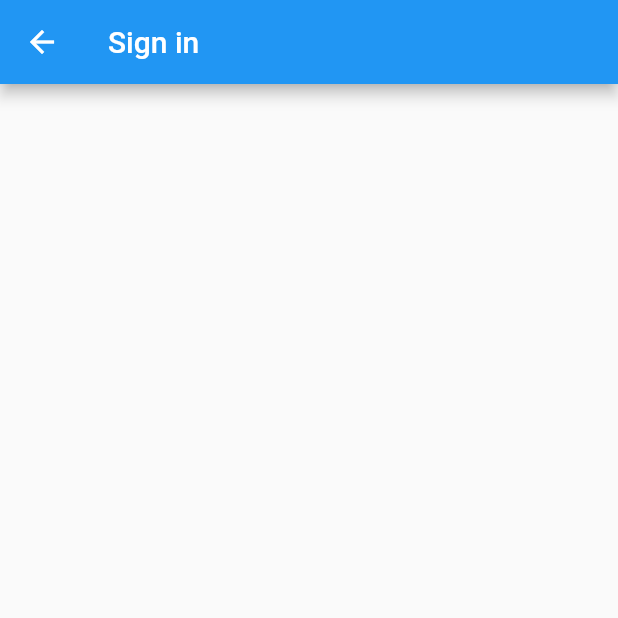
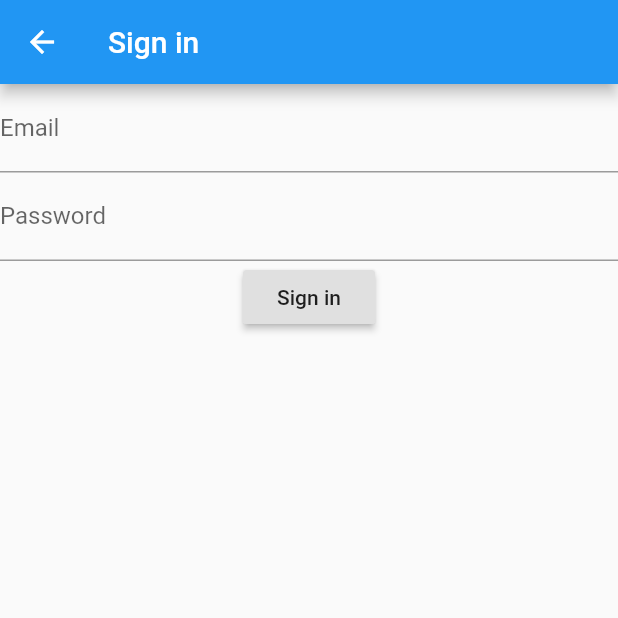
Before and after one commit to ahmedmeshref/firebase-auth, a Flutter app: the LoginPage screen opened directly, on a phone screen of 412 x 824 dp, the top half of it. Run offline on Flutter 3.47's test engine with Material 2 defaults, Android fonts, the light colour scheme and no system bars; our stand-ins replace cloud_firestore, firebase_auth; accounts and stored records are empty.

Commit message:
build sign in form

```diff
--- a/lib/setup/logIn.dart
+++ b/lib/setup/logIn.dart
@@ -8,12 +8,47 @@ class LoginPage extends StatefulWidget {
 }
 
 class _LoginPageState extends State<LoginPage> {
+  String _email, _password;
+  final _formKey = GlobalKey<FormState>();
+
   @override
   Widget build(BuildContext context) {
     return Scaffold(
       appBar: AppBar(
         title: Text('Sign in'),
       ),
+      body: Form(
+        key: _formKey,
+        child: Column(
+          children: [
+            TextFormField(
+              validator: (value) {
+                if (value == null || value.isEmpty) {
+                  return 'Please enter some text';
+                }
+                return null;
+              },
+              onSaved: (input) => _email = input,
+              decoration: InputDecoration(labelText: 'Email'),
+            ),
+            TextFormField(
+              validator: (value) {
+                if (value.length < 6) {
+                  return 'Password should contain at least 6 chars';
+                }
+                return null;
+              },
+              onSaved: (input) => _password = input,
+              decoration: InputDecoration(labelText: 'Password'),
+              obscureText: true,
+            ),
+            RaisedButton(
+              onPressed: () {},
+              child: Text('Sign in'),
+            )
+          ],
+        ),
+      ),
     );
   }
 }
```
